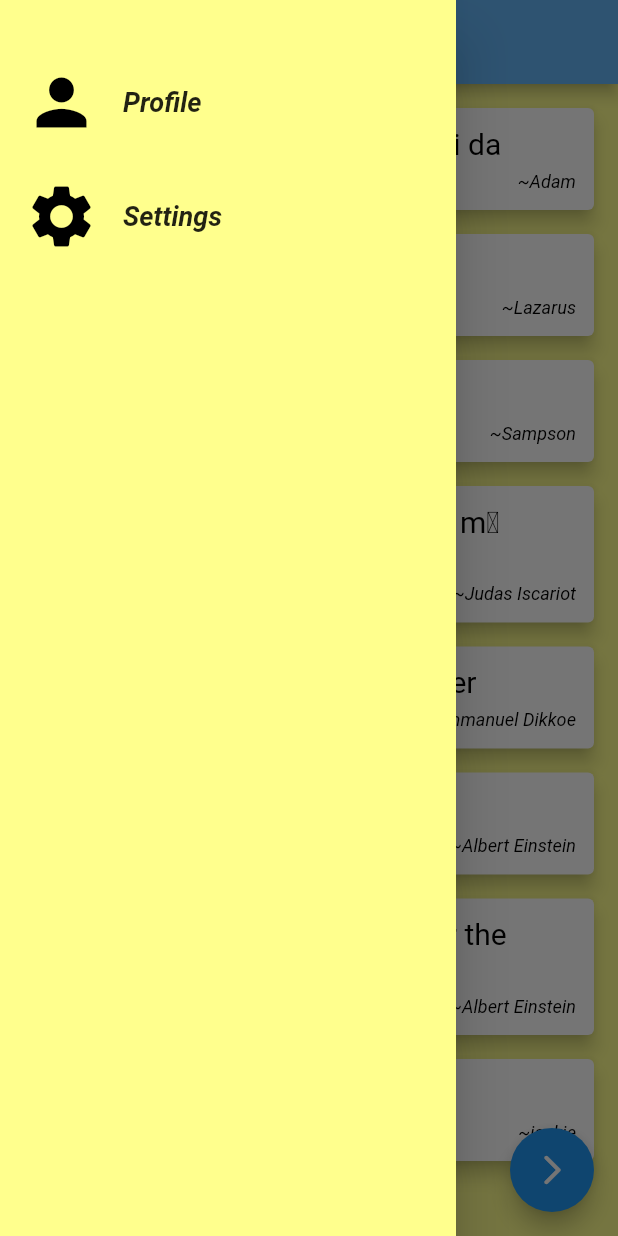
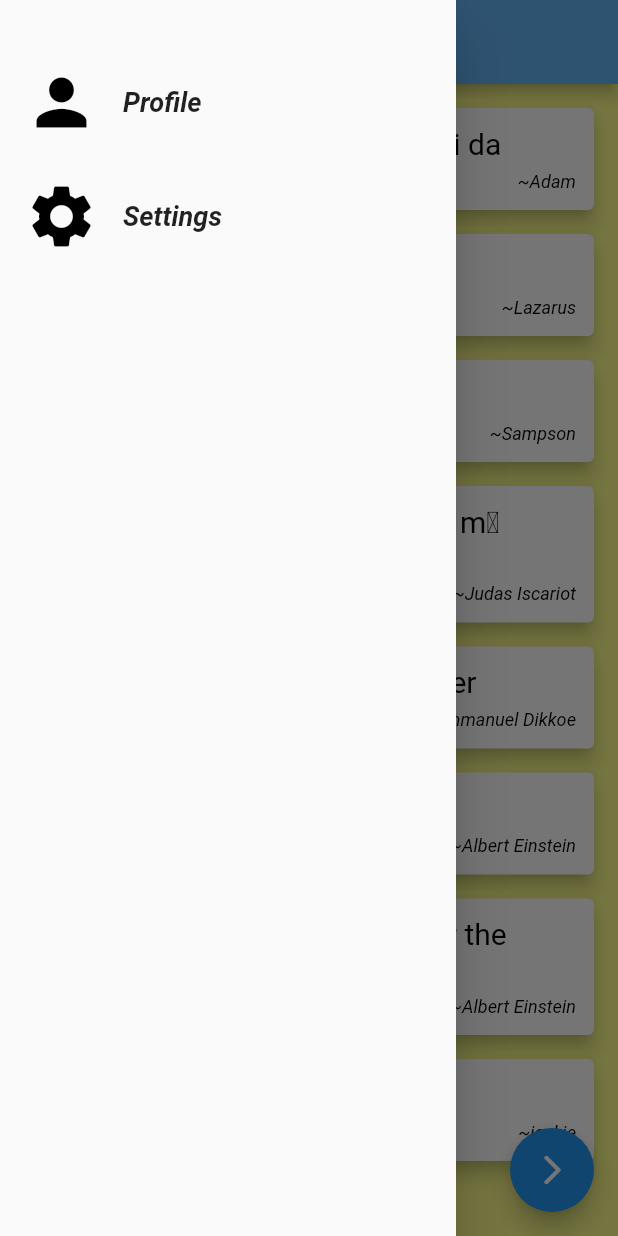
Before and after one commit to Aquarius-blake/level2, a Flutter app: the screen it shows after launch, with the side drawer open, on a phone screen of 412 x 824 dp. Run offline on Flutter 3.47's test engine with Material 2 defaults, Android fonts, the phone set to English and light mode, and no system bars.

```diff
--- a/lib/main.dart
+++ b/lib/main.dart
@@ -79,7 +79,7 @@ class _QuotesState extends State<Quotes> {
     return Scaffold(
       backgroundColor:Colors.yellowAccent[100] ,
       drawer: Drawer(
-        backgroundColor: Colors.yellowAccent[100],
+        backgroundColor: Colors.yellowAccent[50],
 
         child: Column(
           children: <Widget>[
```
